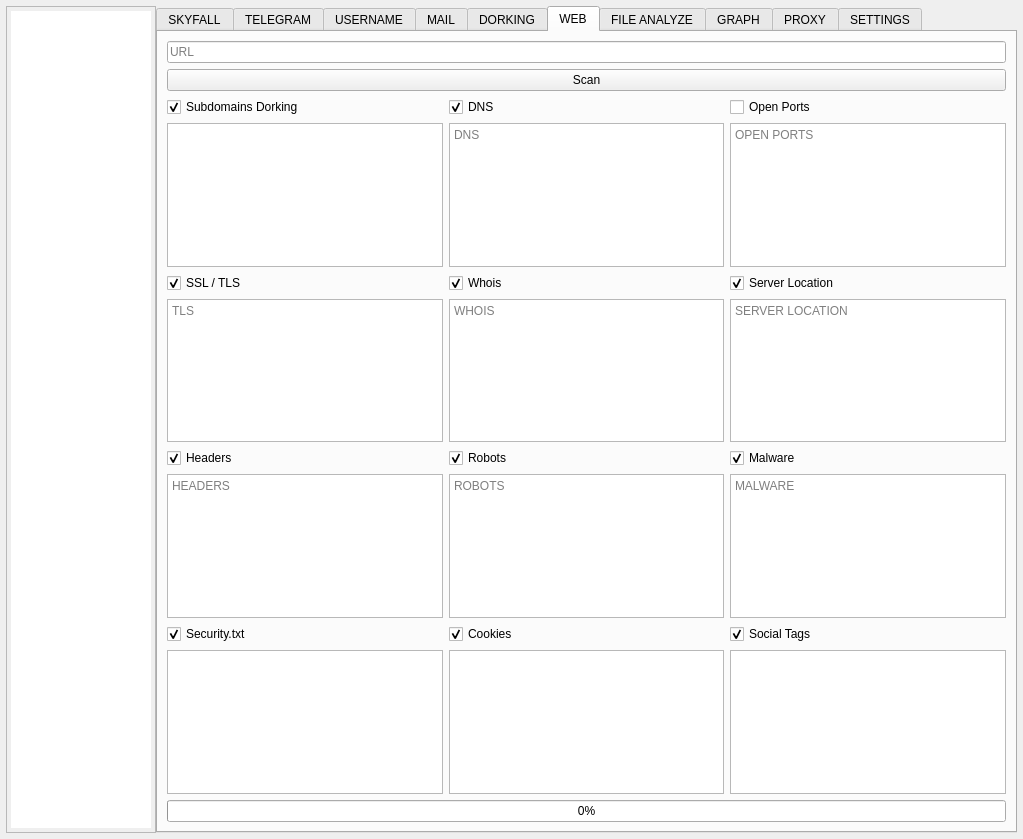
Old version of the form resources/form.ui in the repository Nighty3098/SkyFall.
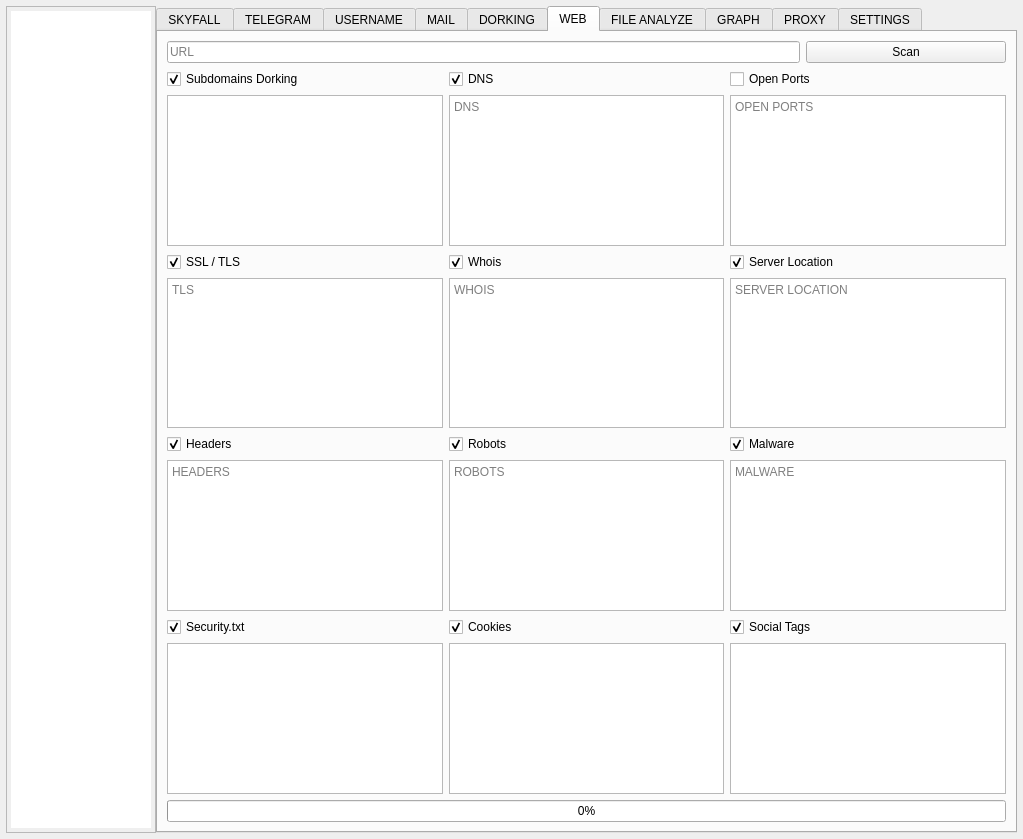
New version of the form. The open tabs and pages were chosen to show the change. Custom widgets are drawn as their Qt base class.

Commit message:
refactor(ui): reorganize web analyzer tab layout
- Reorder widgets in grid layout for better UX
- Add maigret debug output widget to username tab
- Add horizontal layout for URL input and Scan button
- Disable frameless window mode
- Update default tab indices

What changed in the file:
```diff
--- a/resources/form.ui
+++ b/resources/form.ui
@@ -833,83 +833,67 @@
           <string>WEB</string>
          </attribute>
          <layout class="QGridLayout" name="gridLayout_2">
-          <item row="10" column="1" colspan="3">
-           <widget class="QProgressBar" name="domainProgress">
-            <property name="value">
-             <number>0</number>
-            </property>
-           </widget>
-          </item>
-          <item row="1" column="1" colspan="3">
-           <widget class="QPushButton" name="runUrlScanButton">
-            <property name="text">
-             <string>Scan</string>
-            </property>
-           </widget>
-          </item>
-          <item row="3" column="2">
-           <widget class="QPlainTextEdit" name="serverDnsAnalyzeDebug">
-            <property name="placeholderText">
-             <string>DNS</string>
-            </property>
-           </widget>
-          </item>
-          <item row="9" column="1">
-           <widget class="QPlainTextEdit" name="securityTxtDebug"/>
-          </item>
-          <item row="5" column="2">
-           <widget class="QPlainTextEdit" name="serverWhoisDebug">
-            <property name="placeholderText">
-             <string>WHOIS</string>
-            </property>
-           </widget>
-          </item>
-          <item row="5" column="3">
-           <widget class="QPlainTextEdit" name="serverLocationDebug">
-            <property name="placeholderText">
-             <string>SERVER LOCATION</string>
-            </property>
-           </widget>
-          </item>
           <item row="5" column="1">
-           <widget class="QPlainTextEdit" name="serverTlsDebug">
-            <property name="placeholderText">
-             <string>TLS</string>
-            </property>
-           </widget>
-          </item>
-          <item row="0" column="1" colspan="3">
-           <widget class="QLineEdit" name="serverUrlEdit">
-            <property name="placeholderText">
-             <string>URL</string>
-            </property>
-           </widget>
-          </item>
-          <item row="2" column="1">
-           <widget class="QCheckBox" name="domainSubdomainsCheck">
+           <widget class="QCheckBox" name="domainSSLCheck">
             <property name="text">
-             <string>Subdomains Dorking</string>
+             <string>SSL / TLS</string>
             </property>
             <property name="checked">
              <bool>true</bool>
             </property>
            </widget>
           </item>
-          <item row="3" column="3">
+          <item row="4" column="3">
            <widget class="QPlainTextEdit" name="serverNmapDebug">
             <property name="placeholderText">
              <string>OPEN PORTS</string>
             </property>
            </widget>
           </item>
+          <item row="10" column="2">
+           <widget class="QPlainTextEdit" name="cookiesDebug"/>
+          </item>
+          <item row="7" column="1">
+           <widget class="QCheckBox" name="domainHeadersCheck">
+            <property name="text">
+             <string>Headers</string>
+            </property>
+            <property name="checked">
+             <bool>true</bool>
+            </property>
+           </widget>
+          </item>
+          <item row="3" column="3">
+           <widget class="QCheckBox" name="domainNmapCheck">
+            <property name="text">
+             <string>Open Ports</string>
+            </property>
+            <property name="checked">
+             <bool>false</bool>
+            </property>
+           </widget>
+          </item>
+          <item row="11" column="1" colspan="3">
+           <widget class="QProgressBar" name="domainProgress">
+            <property name="value">
+             <number>0</number>
+            </property>
+           </widget>
+          </item>
+          <item row="9" column="3">
+           <widget class="QCheckBox" name="socialTagsCheck">
+            <property name="text">
+             <string>Social Tags</string>
+            </property>
+            <property name="checked">
+             <bool>true</bool>
+            </property>
+           </widget>
+          </item>
+          <item row="10" column="3">
+           <widget class="QPlainTextEdit" name="socialTagsDebug"/>
+          </item>
           <item row="7" column="3">
-           <widget class="QPlainTextEdit" name="serverMalwareDebug">
-            <property name="placeholderText">
-             <string>MALWARE</string>
-            </property>
-           </widget>
-          </item>
-          <item row="6" column="3">
            <widget class="QCheckBox" name="domainMalwareCheck">
             <property name="text">
              <string>Malware</string>
@@ -919,47 +903,7 @@
             </property>
            </widget>
           </item>
-          <item row="3" column="1">
-           <widget class="QPlainTextEdit" name="serverSubdomainsDebug">
-            <property name="documentTitle">
-             <string/>
-            </property>
-            <property name="plainText">
-             <string/>
-            </property>
-            <property name="placeholderText">
-             <string>SUBDOMAIN DORKING</string>
-            </property>
-           </widget>
-          </item>
-          <item row="4" column="2">
-           <widget class="QCheckBox" name="domainWhoisCheck">
-            <property name="text">
-             <string>Whois</string>
-            </property>
-            <property name="checked">
-             <bool>true</bool>
-            </property>
-           </widget>
-          </item>
-          <item row="7" column="1">
-           <widget class="QPlainTextEdit" name="serverWafDebug">
-            <property name="placeholderText">
-             <string>HEADERS</string>
-            </property>
-           </widget>
-          </item>
-          <item row="4" column="1">
-           <widget class="QCheckBox" name="domainSSLCheck">
-            <property name="text">
-             <string>SSL / TLS</string>
-            </property>
-            <property name="checked">
-             <bool>true</bool>
-            </property>
-           </widget>
-          </item>
-          <item row="6" column="2">
+          <item row="7" column="2">
            <widget class="QCheckBox" name="domainRobotsCheck">
             <property name="text">
              <string>Robots</string>
@@ -969,17 +913,31 @@
             </property>
            </widget>
           </item>
-          <item row="2" column="2">
-           <widget class="QCheckBox" name="domainDNSCheck">
+          <item row="6" column="1">
+           <widget class="QPlainTextEdit" name="serverTlsDebug">
+            <property name="placeholderText">
+             <string>TLS</string>
+            </property>
+           </widget>
+          </item>
+          <item row="5" column="2">
+           <widget class="QCheckBox" name="domainWhoisCheck">
             <property name="text">
-             <string>DNS</string>
+             <string>Whois</string>
             </property>
             <property name="checked">
              <bool>true</bool>
             </property>
            </widget>
           </item>
-          <item row="4" column="3">
+          <item row="4" column="2">
+           <widget class="QPlainTextEdit" name="serverDnsAnalyzeDebug">
+            <property name="placeholderText">
+             <string>DNS</string>
+            </property>
+           </widget>
+          </item>
+          <item row="5" column="3">
            <widget class="QCheckBox" name="domainLocationCheck">
             <property name="text">
              <string>Server Location</string>
@@ -989,34 +947,14 @@
             </property>
            </widget>
           </item>
-          <item row="2" column="3">
-           <widget class="QCheckBox" name="domainNmapCheck">
-            <property name="text">
-             <string>Open Ports</string>
-            </property>
-            <property name="checked">
-             <bool>false</bool>
-            </property>
-           </widget>
-          </item>
-          <item row="6" column="1">
-           <widget class="QCheckBox" name="domainHeadersCheck">
-            <property name="text">
-             <string>Headers</string>
-            </property>
-            <property name="checked">
-             <bool>true</bool>
-            </property>
-           </widget>
-          </item>
-          <item row="7" column="2">
-           <widget class="QPlainTextEdit" name="serverRobotsDebug">
+          <item row="6" column="2">
+           <widget class="QPlainTextEdit" name="serverWhoisDebug">
             <property name="placeholderText">
-             <string>ROBOTS</string>
+             <string>WHOIS</string>
             </property>
            </widget>
           </item>
-          <item row="8" column="1">
+          <item row="9" column="1">
            <widget class="QCheckBox" name="securityTxtCheck">
             <property name="text">
              <string>Security.txt</string>
@@ -1026,10 +964,17 @@
             </property>
            </widget>
           </item>
+          <item row="3" column="1">
+           <widget class="QCheckBox" name="domainSubdomainsCheck">
+            <property name="text">
+             <string>Subdomains Dorking</string>
+            </property>
+            <property name="checked">
+             <bool>true</bool>
+            </property>
+           </widget>
+          </item>
           <item row="9" column="2">
-           <widget class="QPlainTextEdit" name="cookiesDebug"/>
-          </item>
-          <item row="8" column="2">
            <widget class="QCheckBox" name="cookiesCheck">
             <property name="text">
              <string>Cookies</string>
@@ -1039,19 +984,87 @@
             </property>
            </widget>
           </item>
-          <item row="9" column="3">
-           <widget class="QPlainTextEdit" name="socialTagsDebug"/>
+          <item row="6" column="3">
+           <widget class="QPlainTextEdit" name="serverLocationDebug">
+            <property name="placeholderText">
+             <string>SERVER LOCATION</string>
+            </property>
+           </widget>
+          </item>
+          <item row="3" column="2">
+           <widget class="QCheckBox" name="domainDNSCheck">
+            <property name="text">
+             <string>DNS</string>
+            </property>
+            <property name="checked">
+             <bool>true</bool>
+            </property>
+           </widget>
+          </item>
+          <item row="8" column="2">
+           <widget class="QPlainTextEdit" name="serverRobotsDebug">
+            <property name="placeholderText">
+             <string>ROBOTS</string>
+            </property>
+           </widget>
           </item>
           <item row="8" column="3">
-           <widget class="QCheckBox" name="socialTagsCheck">
-            <property name="text">
-             <string>Social Tags</string>
+           <widget class="QPlainTextEdit" name="serverMalwareDebug">
+            <property name="placeholderText">
+             <string>MALWARE</string>
             </property>
-            <property name="checked">
-             <bool>true</bool>
+           </widget>
+          </item>
+          <item row="10" column="1">
+           <widget class="QPlainTextEdit" name="securityTxtDebug"/>
+          </item>
+          <item row="8" column="1">
+           <widget class="QPlainTextEdit" name="serverWafDebug">
+            <property name="placeholderText">
+             <string>HEADERS</string>
             </property>
            </widget>
           </item>
+          <item row="4" column="1">
+           <widget class="QPlainTextEdit" name="serverSubdomainsDebug">
+            <property name="documentTitle">
+             <string/>
+            </property>
+            <property name="plainText">
+             <string/>
+            </property>
+            <property name="placeholderText">
+             <string>SUBDOMAIN DORKING</string>
+            </property>
+           </widget>
+          </item>
+          <item row="0" column="1" colspan="3">
+           <layout class="QHBoxLayout" name="horizontalLayout_9">
+            <property name="topMargin">
+             <number>0</number>
+            </property>
+            <item>
+             <widget class="QLineEdit" name="serverUrlEdit">
+              <property name="placeholderText">
+               <string>URL</string>
+              </property>
+             </widget>
+            </item>
+            <item>
+             <widget class="QPushButton" name="runUrlScanButton">
+              <property name="minimumSize">
+               <size>
+                <width>200</width>
+                <height>0</height>
+               </size>
+              </property>
+              <property name="text">
+               <string>Scan</string>
+              </property>
+             </widget>
+            </item>
+           </layout>
+          </item>
          </layout>
         </widget>
         <widget class="QWidget" name="metadataTab">
```
Left out of the diff: 22 changed lines with no effect on the pictures. The commit also changes 2 other files.
